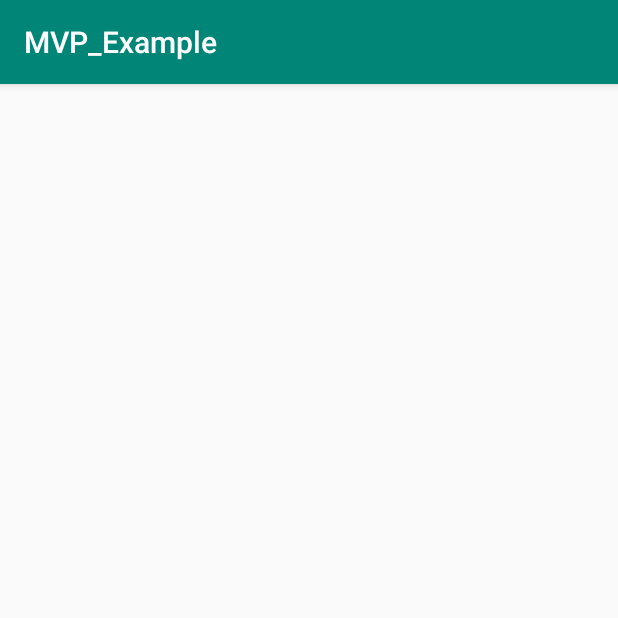
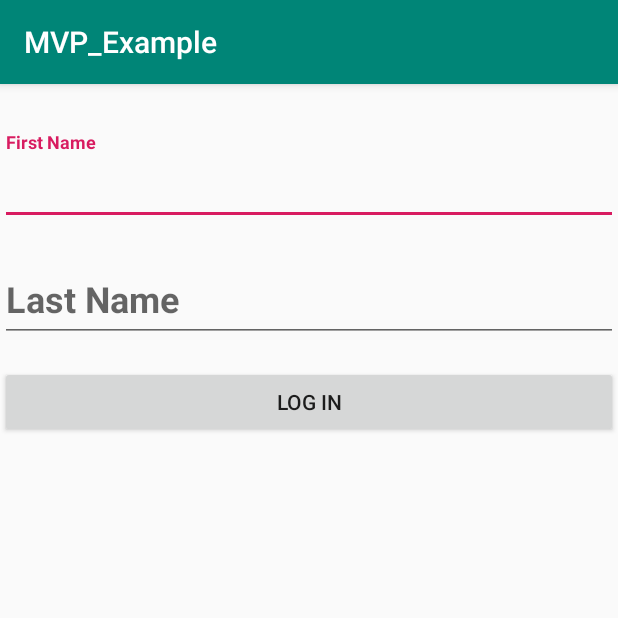
Before and after one commit to saarthak08/MVP_Example, an Android app: the screen it shows after launch (LoginActivity), on a phone screen of 412 x 824 dp, the top half of it. Run offline under Robolectric (Android 15) with nearby library versions, the phone set to English and light mode, and no system bars.

Commit message:
Updated UI

```diff
--- a/app/build.gradle
+++ b/app/build.gradle
@@ -25,4 +25,5 @@ dependencies {
     testImplementation 'junit:junit:4.12'
     androidTestImplementation 'com.android.support.test:runner:1.0.2'
     androidTestImplementation 'com.android.support.test.espresso:espresso-core:3.0.2'
+    implementation 'com.android.support:design:28.0.0'
 }
--- a/app/src/main/res/layout/activity_login.xml
+++ b/app/src/main/res/layout/activity_login.xml
@@ -8,5 +8,42 @@
     tools:context=".login.LoginActivity">
 
 
+    <android.support.design.widget.TextInputLayout
+        android:layout_width="match_parent"
+        android:layout_height="wrap_content"
+        android:layout_marginTop="32dp">
 
+        <android.support.design.widget.TextInputEditText
+            android:layout_width="match_parent"
+            android:layout_height="wrap_content"
+            android:hint="First Name"
+            android:paddingLeft="4dp"
+            android:paddingTop="8dp"
+            android:paddingRight="4dp"
+            android:textSize="24sp"
+            android:textStyle="bold" />
+    </android.support.design.widget.TextInputLayout>
+
+    <android.support.design.widget.TextInputLayout
+        android:layout_width="match_parent"
+        android:layout_height="wrap_content"
+        android:layout_marginTop="16dp">
+
+        <android.support.design.widget.TextInputEditText
+            android:layout_width="match_parent"
+            android:layout_height="wrap_content"
+            android:hint="Last Name"
+            android:paddingLeft="4dp"
+            android:paddingTop="8dp"
+            android:paddingRight="4dp"
+            android:textSize="24sp"
+            android:textStyle="bold" />
+    </android.support.design.widget.TextInputLayout>
+
+    <Button
+        android:id="@+id/button"
+        android:layout_width="match_parent"
+        android:layout_height="wrap_content"
+        android:layout_marginTop="16dp"
+        android:text="Log in" />
 </LinearLayout>
```
